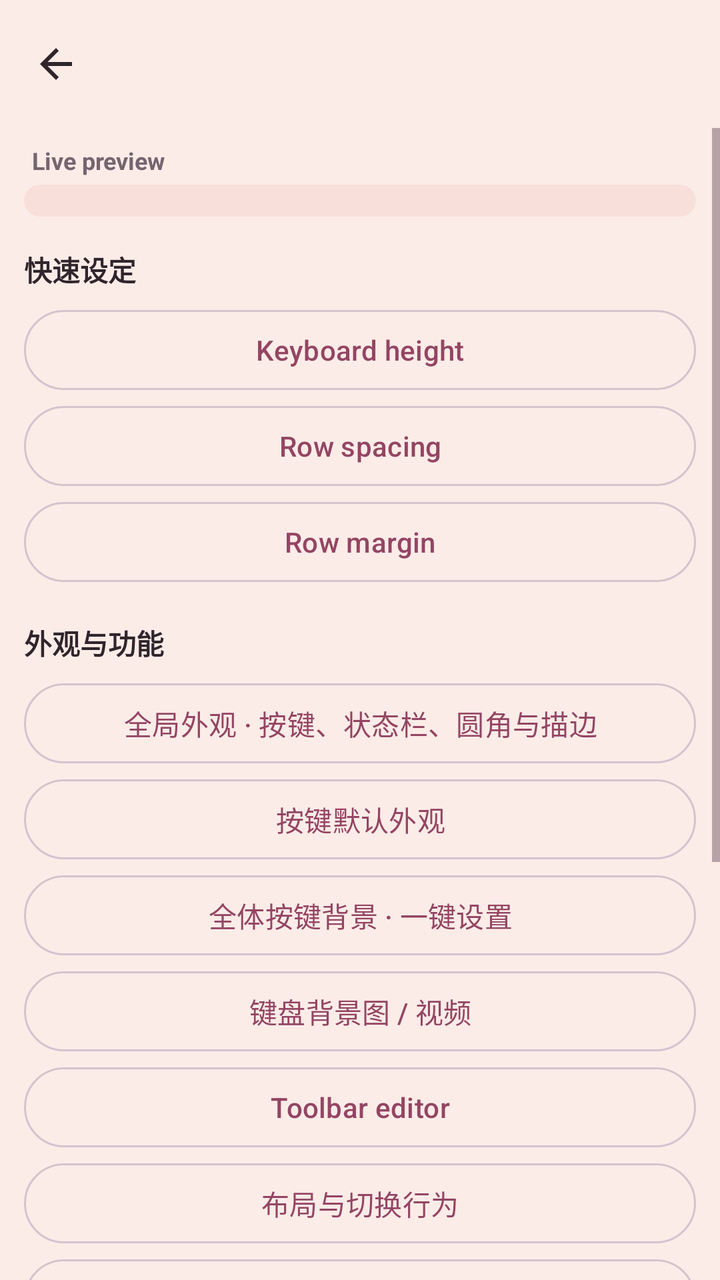
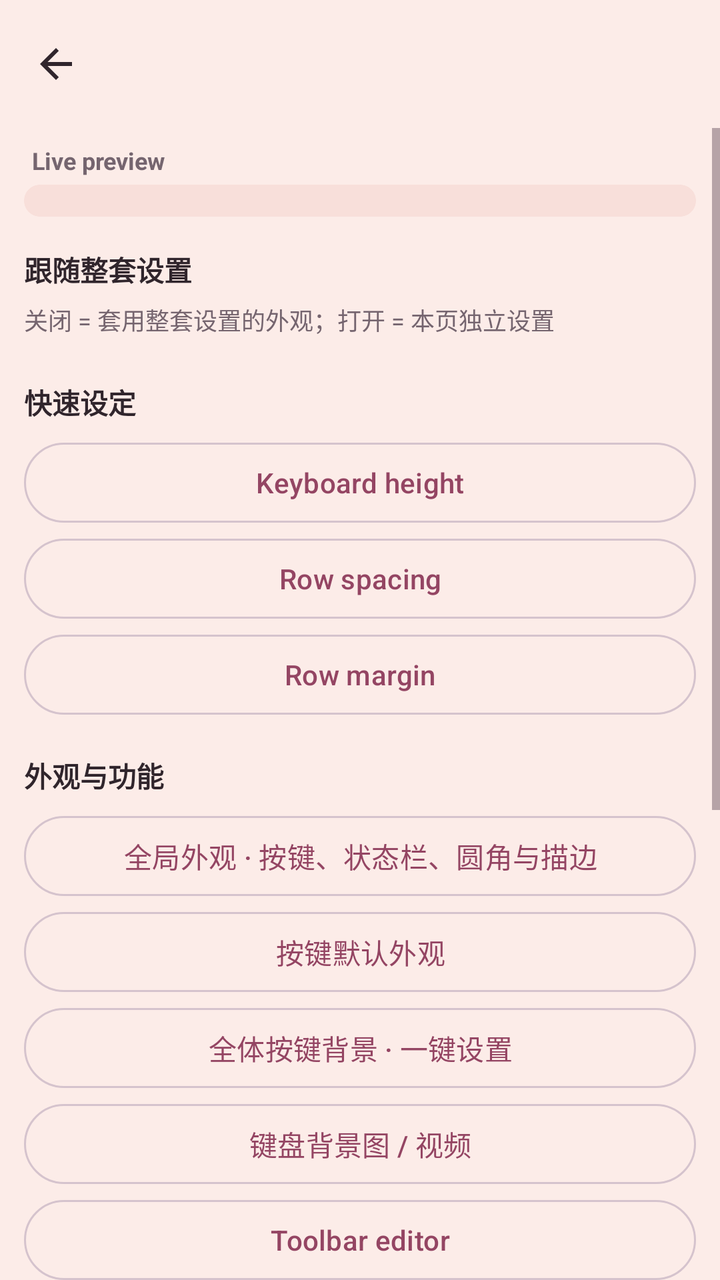

The first picture is an Android layout as it rendered before a commit; the second is the same layout after the commit. The layout source and the unified diff follow.
<!-- AndroidManifest.xml: application theme Theme.TrimeAppTheme -->
<!-- res/layout/activity_custom_kb_edit.xml -->
<?xml version="1.0" encoding="utf-8"?>
<LinearLayout
    xmlns:android="http://schemas.android.com/apk/res/android"
    xmlns:app="http://schemas.android.com/apk/res-auto"
    android:layout_width="match_parent"
    android:layout_height="match_parent"
    android:background="@color/framework_background"
    android:orientation="vertical">

    <com.google.android.material.appbar.AppBarLayout
        android:id="@+id/cbe_app_bar"
        android:layout_width="match_parent"
        android:layout_height="wrap_content"
        android:background="@color/framework_background"
        app:elevation="0dp">

        <com.google.android.material.appbar.MaterialToolbar
            android:id="@+id/cbe_toolbar"
            android:layout_width="match_parent"
            android:layout_height="?attr/actionBarSize"
            app:navigationIcon="?attr/homeAsUpIndicator"
            app:navigationIconTint="?attr/colorOnSurface"
            app:titleTextColor="?attr/colorOnSurface" />
    </com.google.android.material.appbar.AppBarLayout>

    <ScrollView
        android:layout_width="match_parent"
        android:layout_height="0dp"
        android:layout_weight="1"
        android:clipToPadding="false"
        android:paddingBottom="24dp">

        <LinearLayout
            android:layout_width="match_parent"
            android:layout_height="wrap_content"
            android:orientation="vertical"
            android:paddingStart="12dp"
            android:paddingTop="8dp"
            android:paddingEnd="12dp">

            
            <TextView
                android:layout_width="wrap_content"
                android:layout_height="wrap_content"
                android:layout_marginStart="4dp"
                android:layout_marginBottom="4dp"
                android:text="@string/custom_kb_preview"
                android:textColor="?attr/colorOnSurfaceVariant"
                android:textSize="12sp"
                android:textStyle="bold" />

            <com.google.android.material.card.MaterialCardView
                android:layout_width="match_parent"
                android:layout_height="wrap_content"
                app:cardBackgroundColor="?attr/colorSurfaceVariant"
                app:cardCornerRadius="20dp"
                app:cardElevation="0dp">

                <LinearLayout
                    android:id="@+id/cbe_preview"
                    android:layout_width="match_parent"
                    android:layout_height="wrap_content"
                    android:orientation="vertical"
                    android:padding="8dp" />
            </com.google.android.material.card.MaterialCardView>

            <com.google.android.material.button.MaterialButton
                android:id="@+id/cbe_imported_layout"
                style="@style/Widget.Material3.Button.TonalButton"
                android:layout_width="match_parent"
                android:layout_height="wrap_content"
                android:layout_marginTop="8dp"
                android:visibility="gone" />

            <TextView
                android:layout_width="match_parent"
                android:layout_height="wrap_content"
                android:paddingTop="16dp"
                android:paddingBottom="6dp"
                android:text="快速设定"
                android:textColor="?attr/colorOnSurface"
                android:textSize="14sp"
                android:textStyle="bold" />

            <com.google.android.material.button.MaterialButton
                android:id="@+id/cbe_keyboard_height"
                style="@style/Widget.Material3.Button.OutlinedButton"
                android:layout_width="match_parent"
                android:layout_height="wrap_content"
                android:text="@string/custom_kb_keyboard_height" />
            <com.google.android.material.button.MaterialButton
                android:id="@+id/cbe_row_spacing"
                style="@style/Widget.Material3.Button.OutlinedButton"
                android:layout_width="match_parent"
                android:layout_height="wrap_content"
                android:text="@string/custom_kb_row_spacing" />
            <com.google.android.material.button.MaterialButton
                android:id="@+id/cbe_row_margin"
                style="@style/Widget.Material3.Button.OutlinedButton"
                android:layout_width="match_parent"
                android:layout_height="wrap_content"
                android:text="@string/custom_kb_row_margin" />

            <TextView
                android:layout_width="match_parent"
                android:layout_height="wrap_content"
                android:paddingTop="16dp"
                android:paddingBottom="6dp"
                android:text="外观与功能"
                android:textColor="?attr/colorOnSurface"
                android:textSize="14sp"
                android:textStyle="bold" />

            <com.google.android.material.button.MaterialButton
                android:id="@+id/cbe_global_appearance"
                style="@style/Widget.Material3.Button.OutlinedButton"
                android:layout_width="match_parent"
                android:layout_height="wrap_content"
                android:text="全局外观 · 按键、状态栏、圆角与描边" />
            <com.google.android.material.button.MaterialButton
                android:id="@+id/cbe_key_appearance"
                style="@style/Widget.Material3.Button.OutlinedButton"
                android:layout_width="match_parent"
                android:layout_height="wrap_content"
                android:text="按键默认外观" />
            <com.google.android.material.button.MaterialButton
                android:id="@+id/cbe_all_keys_bg"
                style="@style/Widget.Material3.Button.OutlinedButton"
                android:layout_width="match_parent"
                android:layout_height="wrap_content"
                android:text="全体按键背景 · 一键设置" />
            <com.google.android.material.button.MaterialButton
                android:id="@+id/cbe_keyboard_bg"
                style="@style/Widget.Material3.Button.OutlinedButton"
                android:layout_width="match_parent"
                android:layout_height="wrap_content"
                android:text="键盘背景图 / 视频" />
            <com.google.android.material.button.MaterialButton
                android:id="@+id/cbe_toolbar_edit"
                style="@style/Widget.Material3.Button.OutlinedButton"
                android:layout_width="match_parent"
                android:layout_height="wrap_content"
                android:text="@string/toolbar_edit" />
            <com.google.android.material.button.MaterialButton
                android:id="@+id/cbe_layout_options"
                style="@style/Widget.Material3.Button.OutlinedButton"
                android:layout_width="match_parent"
                android:layout_height="wrap_content"
                android:text="布局与切换行为" />
            <com.google.android.material.button.MaterialButton
                android:id="@+id/cbe_fonts"
                style="@style/Widget.Material3.Button.OutlinedButton"
                android:layout_width="match_parent"
                android:layout_height="wrap_content"
                android:text="字体与字号（当前布局）" />
            <com.google.android.material.button.MaterialButton
                android:id="@+id/cbe_floating_candidates"
                style="@style/Widget.Material3.Button.OutlinedButton"
                android:layout_width="match_parent"
                android:layout_height="wrap_content"
                android:text="悬浮候选窗编辑" />
            <com.google.android.material.button.MaterialButton
                android:id="@+id/cbe_copy_bindings"
                style="@style/Widget.Material3.Button.OutlinedButton"
                android:layout_width="match_parent"
                android:layout_height="wrap_content"
                android:text="复制其它键盘整套绑定" />
            <com.google.android.material.button.MaterialButton
                android:id="@+id/cbe_functions"
                style="@style/Widget.Material3.Button.OutlinedButton"
                android:layout_width="match_parent"
                android:layout_height="wrap_content"
                android:text="自定义功能" />

            <TextView android:layout_width="match_parent" android:layout_height="wrap_content"
                android:text="键盘结构 · 点击编辑，长按拖动" android:textSize="14sp" android:textStyle="bold"
                android:textColor="?attr/colorOnSurface" android:paddingTop="20dp" android:paddingBottom="12dp" />
            <LinearLayout
                android:id="@+id/cbe_rows"
                android:layout_width="match_parent"
                android:layout_height="wrap_content"
                android:orientation="vertical" />

            <com.google.android.material.button.MaterialButton
                android:id="@+id/cbe_add_row"
                style="@style/Widget.Material3.Button.TonalButton"
                android:layout_width="wrap_content"
                android:layout_height="wrap_content"
                android:layout_gravity="center_horizontal"
                android:layout_marginTop="12dp"
                android:text="@string/custom_kb_add_row"
                app:cornerRadius="14dp"
                app:icon="@drawable/ic_baseline_add_24" />
        </LinearLayout>
    </ScrollView>
</LinearLayout>
<!-- resources referenced by this layout -->
<resources>
  <color name="framework_background">#FCECE8</color>
  <!-- drawable ic_baseline_add_24 (drawable) -->
  <vector xmlns:android="http://schemas.android.com/apk/res/android"
      android:width="24dp"
      android:height="24dp"
      android:autoMirrored="true"
      android:viewportWidth="24"
      android:viewportHeight="24">
  
      <path
          android:fillColor="@android:color/white"
          android:pathData="M19,13h-6v6h-2v-6H5v-2h6V5h2v6h6v2z" />
  
  </vector>
  <string name="custom_kb_add_row">Add row</string>
  <string name="custom_kb_keyboard_height">Keyboard height</string>
  <string name="custom_kb_preview">Live preview</string>
  <string name="custom_kb_row_margin">Row margin</string>
  <string name="custom_kb_row_spacing">Row spacing</string>
  <string name="toolbar_edit">Toolbar editor</string>
  <color name="settings_surface_variant">#F8DFDA</color>
  <color name="settings_surface">#FFFAF6</color>
  <color name="settings_outline">#D5C3CD</color>
  <color name="m3_primary">#944563</color>
  <color name="m3_on_primary">#FFFFFF</color>
  <style name="Widget.Trime.Toolbar" parent="Widget.Material3.Toolbar">
          <item name="titleTextAppearance">@style/TextAppearance.Trime.ToolbarTitle</item>
          <item name="android:minHeight">?attr/actionBarSize</item>
      </style>
  <color name="framework_text_primary">#30252C</color>
  <color name="framework_text_secondary">#75656F</color>
  <color name="m3_primary_container">#FFDAE6</color>
  <color name="m3_on_primary_container">#3D0B24</color>
  <color name="m3_secondary_container">#F1DFE7</color>
  <color name="m3_on_secondary_container">#372C34</color>
  <color name="m3_tertiary">#695780</color>
  <color name="m3_on_tertiary">#FFFFFF</color>
  <color name="m3_tertiary_container">#EEDDFA</color>
  <color name="m3_on_tertiary_container">#281638</color>
  <color name="colorPrimaryDark">#2D2F30</color>
  <color name="framework_control_normal">#76616C</color>
  <color name="framework_control_highlight">#1F944563</color>
  <color name="framework_foreground">#30252C</color>
  <style name="TextAppearance.Trime.ToolbarTitle" parent="TextAppearance.Material3.TitleLarge">
          <item name="android:textSize">22sp</item>
          <item name="android:fontFamily">sans-serif-medium</item>
      </style>
  <!-- unchanged entries left out for length: 1 -->
</resources>

<!-- the commit's change to res/layout/activity_custom_kb_edit.xml (unified diff, before → after) -->
@@ -77,6 +77,30 @@
                 android:layout_height="wrap_content"
                 android:paddingTop="16dp"
                 android:paddingBottom="6dp"
+                android:text="跟随整套设置"
+                android:textColor="?attr/colorOnSurface"
+                android:textSize="14sp"
+                android:textStyle="bold" />
+
+            <TextView
+                android:layout_width="match_parent"
+                android:layout_height="wrap_content"
+                android:paddingBottom="6dp"
+                android:text="关闭 = 套用整套设置的外观；打开 = 本页独立设置"
+                android:textColor="?attr/colorOnSurfaceVariant"
+                android:textSize="12sp" />
+
+            <LinearLayout
+                android:id="@+id/cbe_follow_switches"
+                android:layout_width="match_parent"
+                android:layout_height="wrap_content"
+                android:orientation="vertical" />
+
+            <TextView
+                android:layout_width="match_parent"
+                android:layout_height="wrap_content"
+                android:paddingTop="16dp"
+                android:paddingBottom="6dp"
                 android:text="快速设定"
                 android:textColor="?attr/colorOnSurface"
                 android:textSize="14sp"
